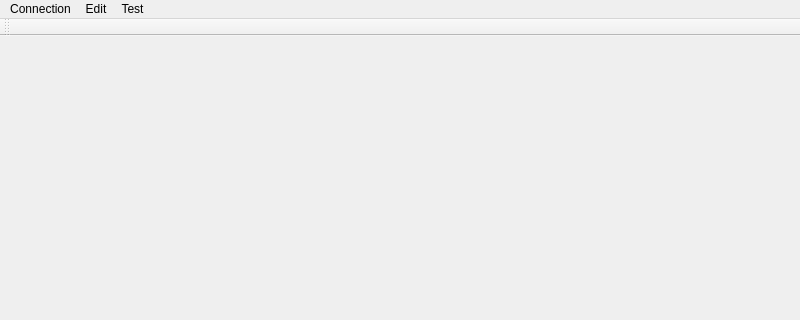
Qt form src/applications/timeline_app/main.ui (dns-gh/oodevs) before a commit; both pictures show x 0 to 800 and y 0 to 320 of the 800 by 600 pixel window.
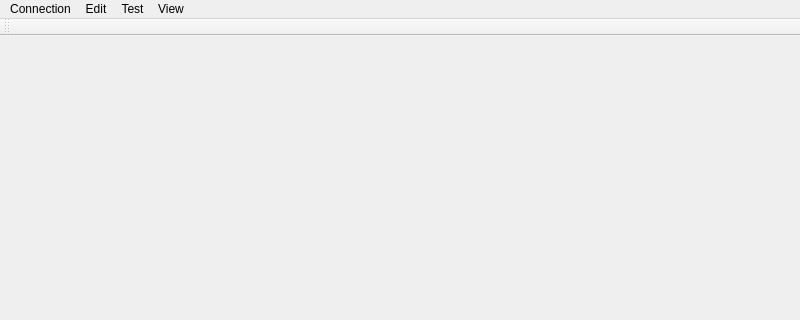
The same form after that commit.

```diff
--- a/src/applications/timeline_app/main.ui
+++ b/src/applications/timeline_app/main.ui
@@ -47,9 +47,17 @@
     <addaction name="actionLoad"/>
     <addaction name="actionSave"/>
    </widget>
+   <widget class="QMenu" name="menuView">
+    <property name="title">
+     <string>View</string>
+    </property>
+    <addaction name="actionCenter"/>
+    <addaction name="actionSwitchLayout"/>
+   </widget>
    <addaction name="menuConnection"/>
    <addaction name="menuEdit"/>
    <addaction name="menuTest"/>
+   <addaction name="menuView"/>
   </widget>
   <widget class="QToolBar" name="toolBar">
    <property name="enabled">
```
Left out of the diff: 6 changed lines with no effect on the pictures.
